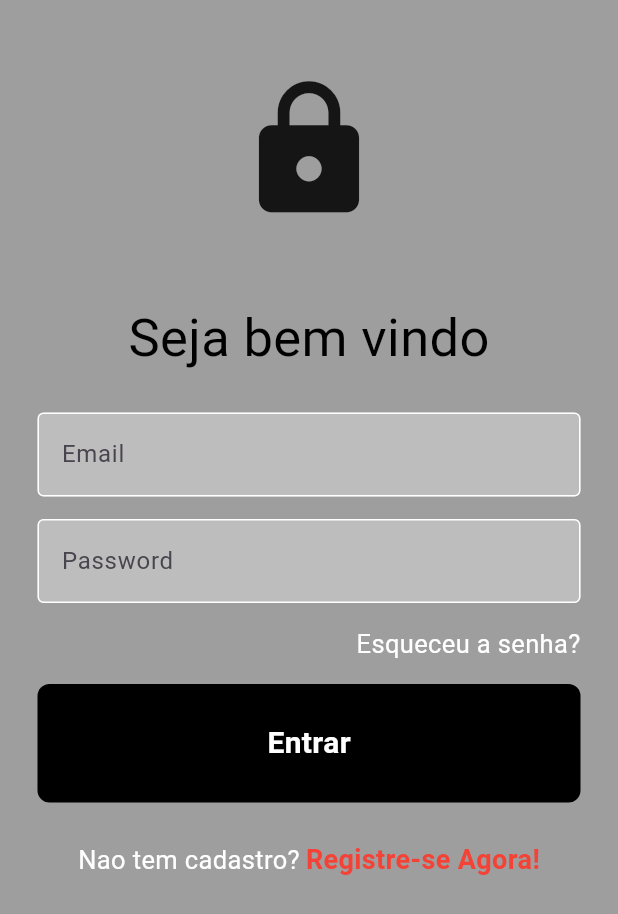
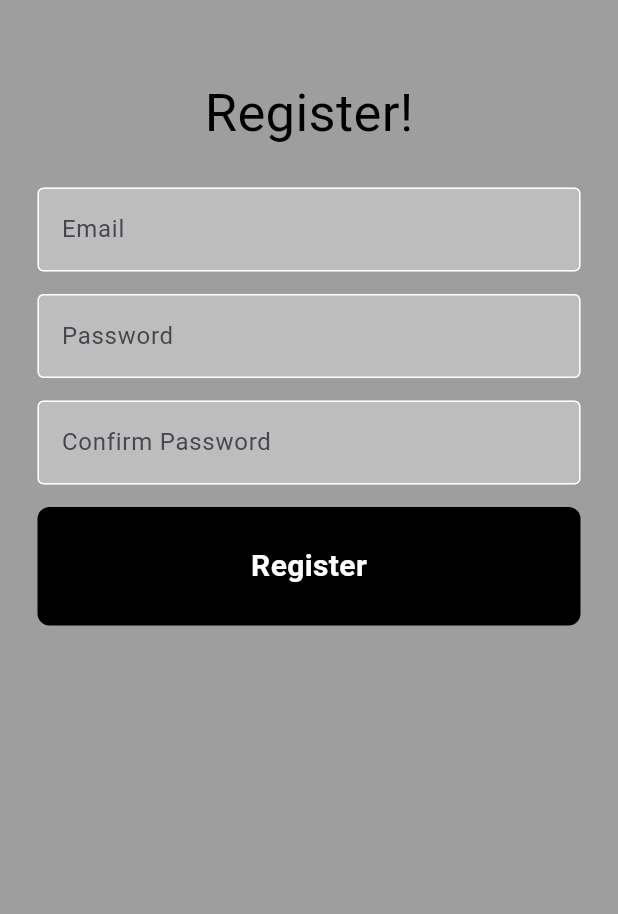
Before and after one commit to milenaabernardi/desenvolvimento-para-dispositivos-moveis, a Flutter app: the LoginPage screen opened directly, after a tap on "Registre-se Agora!", on a phone screen of 412 x 824 dp. Shown: the top 914 px of the screen. Run offline on Flutter 3.47's test engine with Material 3 defaults, Android fonts, the phone set to English and light mode, and no system bars; our stand-ins replace cloud_firestore, firebase_auth, firebase_core, image_picker, sqflite; accounts and stored records are empty.

Commit message:
06/11/2025

```diff
--- a/agenda_de_contatos/lib/view/contact_page.dart
+++ b/agenda_de_contatos/lib/view/contact_page.dart
@@ -6,7 +6,7 @@ import 'package:image_picker/image_picker.dart';
 class ContactPage extends StatefulWidget {
   final Contact? contact;
 
-  const ContactPage({Key? key, this.contact}) : super(key: key);
+  const ContactPage({super.key, this.contact});
 
   @override
   State<ContactPage> createState() => _ContactPageState();
@@ -14,7 +14,7 @@ class ContactPage extends StatefulWidget {
 
 class _ContactPageState extends State<ContactPage> {
   Contact? _editContact;
-  bool _userEdited = false;
+  final bool _userEdited = false;
   final _nameController = TextEditingController();
   final _emailController = TextEditingController();
   final _phoneController = TextEditingController();
--- a/apk_auth/lib/view/login_page.dart
+++ b/apk_auth/lib/view/login_page.dart
@@ -1,5 +1,6 @@
 import 'package:apk_auth/view/components/my_button.dart';
 import 'package:apk_auth/view/components/my_testfield.dart';
+import 'package:apk_auth/view/register_page.dart';
 import 'package:firebase_auth/firebase_auth.dart';
 import 'package:flutter/material.dart';
 
@@ -12,7 +13,6 @@ class LoginPage extends StatefulWidget {
 
 class _LoginPageState extends State<LoginPage> {
   final usernameController = TextEditingController();
-
   final passwordController = TextEditingController();
 
   void signUserIn() async {
@@ -93,7 +93,9 @@ class _LoginPageState extends State<LoginPage> {
                     ),
                     SizedBox(width: 4),
                     GestureDetector(
-                      onTap: () {},
+                      onTap: () {
+                        Navigator.push(context, MaterialPageRoute(builder: (context) => RegisterPage()));
+                      },
                       child: Text(
                         'Registre-se Agora!',
                         style: TextStyle(
--- /dev/null
+++ b/apk_auth/lib/view/register_page.dart
@@ -0,0 +1,104 @@
+import 'package:apk_auth/view/components/my_button.dart';
+import 'package:apk_auth/view/components/my_testfield.dart';
+import 'package:apk_auth/view/login_page.dart';
+import 'package:firebase_auth/firebase_auth.dart';
+import 'package:flutter/material.dart';
+
+class RegisterPage extends StatefulWidget {
+  const RegisterPage({super.key});
+
+  @override
+  State<RegisterPage> createState() => _RegisterPageState();
+}
+
+class _RegisterPageState extends State<RegisterPage> {
+  final usernameController = TextEditingController();
+  final passwordController = TextEditingController();
+  final confirmPasswordController = TextEditingController();
+
+  void showWaiting() {
+    showDialog(
+      context: context,
+      builder: (context) {
+        return Center(child: CircularProgressIndicator());
+      },
+    );
+  }
+
+  void showAlert(String msg) {
+    showDialog(
+      context: context,
+      builder: (context) {
+        return AlertDialog(title: Text(msg));
+      },
+    );
+  }
+
+  void registerUser() async {
+    showWaiting();
+    try {
+      if (passwordController.text == confirmPasswordController.text) {
+        await FirebaseAuth.instance.createUserWithEmailAndPassword(
+          email: usernameController.text,
+          password: passwordController.text,
+        );
+        Navigator.pop(context);
+        Navigator.push(
+          context,
+          MaterialPageRoute(builder: (context) => LoginPage()),
+        );
+      } else {
+        Navigator.pop(context);
+        showAlert('As senhas não conferem!');
+      }
+    } on FirebaseAuthException catch (e) {
+      Navigator.pop(context);
+      print(e.code);
+      if (e.code == 'email-already-in-use') {
+        showAlert('Ja existe um usuário com esse email');
+      }
+    }
+  }
+
+  @override
+  Widget build(BuildContext context) {
+    return Scaffold(
+      backgroundColor: Colors.grey,
+      body: SafeArea(
+        child: SingleChildScrollView(
+          child: Center(
+            child: Column(
+              children: <Widget>[
+                SizedBox(height: 50),
+                Text(
+                  'Register!',
+                  style: TextStyle(color: Colors.black, fontSize: 35),
+                ),
+                SizedBox(height: 25),
+                MyTextfield(
+                  controller: usernameController,
+                  hintText: 'Email',
+                  obscureText: false,
+                ),
+                SizedBox(height: 15),
+                MyTextfield(
+                  controller: passwordController,
+                  hintText: 'Password',
+                  obscureText: true,
+                ),
+                SizedBox(height: 15),
+                MyTextfield(
+                  controller: confirmPasswordController,
+                  hintText: 'Confirm Password',
+                  obscureText: true,
+                ),
+                SizedBox(height: 15),
+                MyButton(onTap: registerUser, text: 'Register'),
+              ],
+            ),
+          ),
+        ),
+      ),
+    );
+  }
+}
--- a/apk_giphy/lib/view/gif_page.dart
+++ b/apk_giphy/lib/view/gif_page.dart
@@ -3,7 +3,7 @@ import 'package:flutter/material.dart';
 class GifPage extends StatelessWidget {
   final Map _gifData;
 
-  GifPage(this._gifData);
+  const GifPage(this._gifData, {super.key});
 
   @override
   Widget build(BuildContext context) {
--- a/flutter_times/lib/home_page.dart
+++ b/flutter_times/lib/home_page.dart
@@ -3,7 +3,7 @@
 import 'package:flutter/material.dart';
 
 class HomePage extends StatefulWidget {
-  HomePage({super.key});
+  const HomePage({super.key});
 
   @override
   State<HomePage> createState() => _HomePageState();
--- a/notes_ta/lib/view/home_page.dart
+++ b/notes_ta/lib/view/home_page.dart
@@ -1,4 +1,3 @@
-import 'dart:convert';
 
 import 'package:cloud_firestore/cloud_firestore.dart';
 import 'package:flutter/material.dart';
```
Also changed, not shown: apk_giphy/lib/service/giphy_service.dart (+4 -4 lines), apk_giphy/lib/view/home_page.dart (+9 -9 lines), 1 other file.
